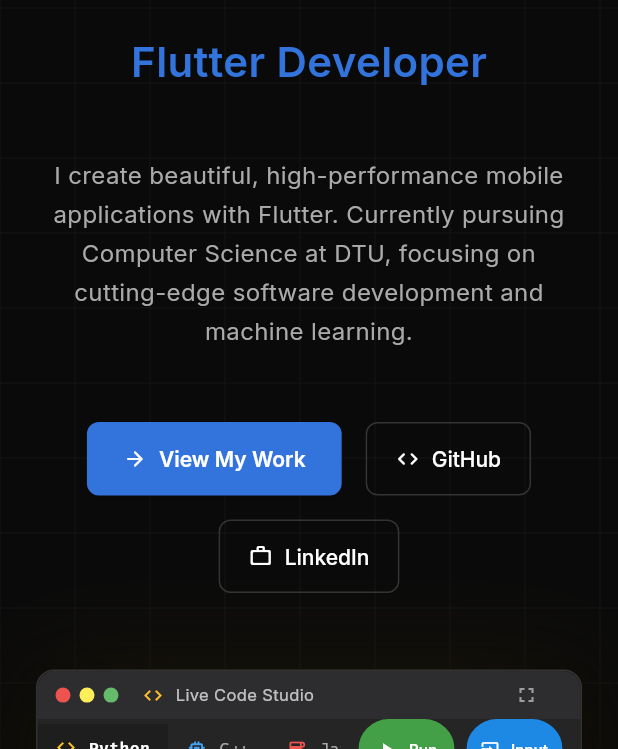
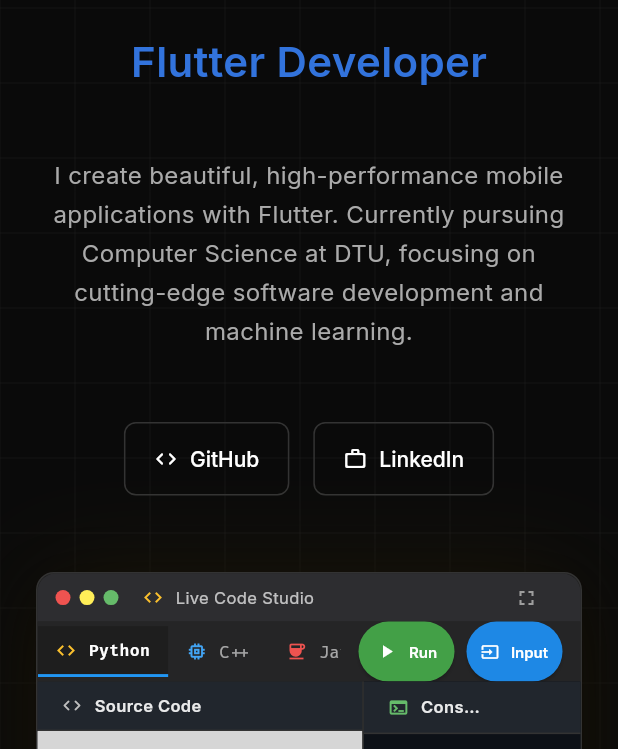
Before and after one commit to akshat2474/Portfolio, a Flutter app: the screen it shows after launch, on a phone screen of 412 x 824 dp, the part 487-1236 px from its top. Run offline on Flutter 3.47's test engine with Material 3 defaults, Android fonts, the phone set to English and light mode, and no system bars; drawn by our look-alikes of animated_text_kit; our stand-ins replace flutter_dotenv, flutter_highlight, flutter_svg, google_fonts, visibility_detector; missing offline and left inert: code_text_field, highlight; statements that could not run were skipped; grey boxes are pictures that could not be loaded.

Commit message:
fixed stuff

```diff
--- a/lib/main.dart
+++ b/lib/main.dart
@@ -10,9 +10,7 @@ import 'dart:ui';
 import 'package:flutter_dotenv/flutter_dotenv.dart';
 
 Future<void> main() async {
-  print("⏳ Loading .env...");
-  await dotenv.load(fileName: ".env");
-  print("✅ .env loaded!");
+  await dotenv.load(fileName: "dotenv");
   runApp(const PortfolioApp());
 }
 
@@ -104,7 +102,7 @@ class _PortfolioHomeState extends State<PortfolioHome> {
                   duration: const Duration(milliseconds: 300),
                   decoration: BoxDecoration(
                     color: _isScrolled
-                        ? AppTheme.backgroundColor.withOpacity(0.7)
+                        ? AppTheme.backgroundColor.withValues(alpha:0.7)
                         : Colors.transparent,
                     border: Border(
                       bottom: BorderSide(
--- a/lib/widgets/about_me.dart
+++ b/lib/widgets/about_me.dart
@@ -218,13 +218,6 @@ class AboutMeSection extends StatelessWidget {
       runSpacing: 16,
       alignment: WrapAlignment.center,
       children: [
-        _buildPrimaryButton(
-          'View My Work',
-          Icons.arrow_forward_rounded,
-          () {
-            // TODO: Implement navigation to projects section
-          },
-        ),
         _buildSecondaryButton(
           'GitHub',
           Icons.code_rounded,
@@ -239,21 +232,6 @@ class AboutMeSection extends StatelessWidget {
     );
   }
 
-  Widget _buildPrimaryButton(
-      String text, IconData icon, VoidCallback onPressed) {
-    return ElevatedButton.icon(
-      onPressed: onPressed,
-      icon: Icon(icon, color: Colors.white, size: 16),
-      label: Text(text),
-      style: ElevatedButton.styleFrom(
-        backgroundColor: AppTheme.primaryColor,
-        foregroundColor: Colors.white,
-        padding: const EdgeInsets.symmetric(horizontal: 24, vertical: 16),
-        textStyle: GoogleFonts.inter(fontSize: 14, fontWeight: FontWeight.w600),
-        shape: RoundedRectangleBorder(borderRadius: BorderRadius.circular(8)),
-      ),
-    );
-  }
 
   Widget _buildSecondaryButton(
       String text, IconData icon, VoidCallback onPressed) {
@@ -288,7 +266,7 @@ class GridPatternPainter extends CustomPainter {
   @override
   void paint(Canvas canvas, Size size) {
     final paint = Paint()
-      ..color = AppTheme.borderColor.withOpacity(0.3)
+      ..color = AppTheme.borderColor.withValues(alpha:0.3)
       ..strokeWidth = 0.5;
 
     const spacing = 50.0;
@@ -330,7 +308,8 @@ class _AdvancedCodeEditorState extends State<AdvancedCodeEditor>
       icon: Icons.code,
       judgeId: 71,
       languageMode: python,
-      template: """# Welcome! Type here to begin.
+      template:
+"""#Click the Input button before running.
 def greet(name):
     print(f"Hello, {name}!")
 
@@ -636,8 +615,8 @@ int main() {
             color: const Color(0xFF1E1E1E),
             border: Border.all(color: const Color(0xFF333333)),
             boxShadow: [
-              BoxShadow(color: Colors.black.withOpacity(0.8), blurRadius: 40, spreadRadius: 5, offset: const Offset(0, 10)),
-              BoxShadow(color: _selectedLanguage.iconColor.withOpacity(0.1), blurRadius: 60, spreadRadius: -5),
+              BoxShadow(color: Colors.black.withValues(alpha:0.8), blurRadius: 40, spreadRadius: 5, offset: const Offset(0, 10)),
+              BoxShadow(color: _selectedLanguage.iconColor.withValues(alpha:0.1), blurRadius: 60, spreadRadius: -5),
             ],
           ),
           child: _buildEditorContent(context),
@@ -812,7 +791,7 @@ int main() {
             children: [
               Icon(Icons.code_rounded, size: _isMaximized ? 16 : 14, color: Colors.grey.shade400),
               const SizedBox(width: 8),
-              Text('Source Code', style: GoogleFonts.inter(fontSize: _isMaximized ? 13 : 11, color: Colors.white.withOpacity(0.9), fontWeight: FontWeight.w600)),
+              Text('Source Code', style: GoogleFonts.inter(fontSize: _isMaximized ? 13 : 11, color: Colors.white.withValues(alpha:0.9), fontWeight: FontWeight.w600)),
             ],
           ),
         ),
@@ -862,7 +841,7 @@ int main() {
           Flexible(
             child: Text(
               'Console Output',
-              style: GoogleFonts.inter(fontSize: _isMaximized ? 13 : 11, color: Colors.white.withOpacity(0.9), fontWeight: FontWeight.w600),
+              style: GoogleFonts.inter(fontSize: _isMaximized ? 13 : 11, color: Colors.white.withValues(alpha:0.9), fontWeight: FontWeight.w600),
               overflow: TextOverflow.ellipsis,
             ),
           ),
@@ -903,7 +882,7 @@ int main() {
       return Container(
         width: double.infinity,
         padding: const EdgeInsets.all(12),
-        decoration: BoxDecoration(color: Colors.red.shade900.withOpacity(0.3), borderRadius: BorderRadius.circular(6), border: Border.all(color: Colors.red.shade600)),
+        decoration: BoxDecoration(color: Colors.red.shade900.withValues(alpha:0.3), borderRadius: BorderRadius.circular(6), border: Border.all(color: Colors.red.shade600)),
         child: SelectableText(_error, style: GoogleFonts.firaCode(fontSize: _isMaximized ? 12 : 11, color: Colors.red.shade300, height: 1.6)),
       );
     }
@@ -911,7 +890,7 @@ int main() {
       return Container(
         width: double.infinity,
         padding: const EdgeInsets.all(12),
-        decoration: BoxDecoration(color: Colors.green.shade900.withOpacity(0.2), borderRadius: BorderRadius.circular(6), border: Border.all(color: Colors.green.shade700)),
+        decoration: BoxDecoration(color: Colors.green.shade900.withValues(alpha:0.2), borderRadius: BorderRadius.circular(6), border: Border.all(color: Colors.green.shade700)),
         child: SelectableText(_output, style: GoogleFonts.firaCode(fontSize: _isMaximized ? 12 : 11, color: Colors.green.shade300, height: 1.6)),
       );
     }
@@ -924,7 +903,7 @@ int main() {
           Row(children: [
             Icon(Icons.rocket_launch, color: Colors.blue.shade300, size: _isMaximized ? 18 : 16),
             const SizedBox(width: 8),
-            Text('Live Code Studio Ready!', style: GoogleFonts.inter(fontSize: _isMaximized ? 14 : 12, color: Colors.blue.shade200, fontWeight: FontWeight.w700)),
+            Text('Live Code!', style: GoogleFonts.inter(fontSize: _isMaximized ? 14 : 12, color: Colors.blue.shade200, fontWeight: FontWeight.w700)),
           ]),
           const SizedBox(height: 12),
           Text('• Select a language from the tabs above.\n• Click here or start typing to go full-screen.\n• Write your code and hit "Run".', style: GoogleFonts.firaCode(fontSize: _isMaximized ? 11 : 10, color: Colors.grey.shade300, height: 1.8)),
@@ -947,9 +926,9 @@ int main() {
           const SizedBox(width: 8),
           Text(_selectedLanguage.name, style: GoogleFonts.inter(fontSize: _isMaximized ? 12 : 10, color: Colors.white, fontWeight: FontWeight.w600)),
           const SizedBox(width: 16),
-          Icon(Icons.location_on, size: _isMaximized ? 11 : 9, color: Colors.white.withOpacity(0.7)),
+          Icon(Icons.location_on, size: _isMaximized ? 11 : 9, color: Colors.white.withValues(alpha:0.7)),
           const SizedBox(width: 4),
-          Text('Ln $_cursorLine, Col $_cursorColumn', style: GoogleFonts.firaCode(fontSize: _isMaximized ? 11 : 9, color: Colors.white.withOpacity(0.9))),
+          Text('Ln $_cursorLine, Col $_cursorColumn', style: GoogleFonts.firaCode(fontSize: _isMaximized ? 11 : 9, color: Colors.white.withValues(alpha:0.9))),
           const Spacer(),
           Container(
             padding: const EdgeInsets.symmetric(horizontal: 6, vertical: 2),
--- a/lib/widgets/splash_screen.dart
+++ b/lib/widgets/splash_screen.dart
@@ -155,7 +155,7 @@ class _SplashScreenState extends State<SplashScreen>
                   Container(
                     height: 1,
                     decoration: BoxDecoration(
-                      color: AppTheme.textSecondary.withOpacity(0.2),
+                      color: AppTheme.textSecondary.withValues(alpha:0.2),
                       borderRadius: BorderRadius.circular(0.5),
                     ),
                     child: AnimatedBuilder(
--- a/pubspec.yaml
+++ b/pubspec.yaml
@@ -33,4 +33,4 @@ flutter:
   uses-material-design: true
   assets:
     - assets/svg/
-    - .env
+    - dotenv
```
Also changed, not shown: lib/widgets/personal_interests.dart (+128 -24 lines), 2 other files.
